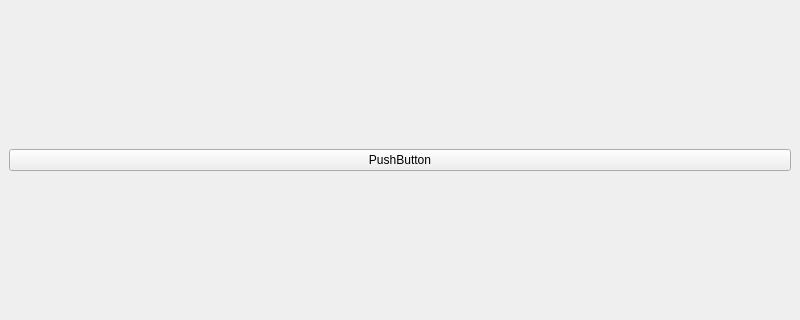
The window that src/mainwindow.ui (mikepyne/RotaGenerator) describes before a commit, drawn with Qt 5; both pictures show x 0 to 800 and y 129 to 449 of the 800 by 600 pixel window.
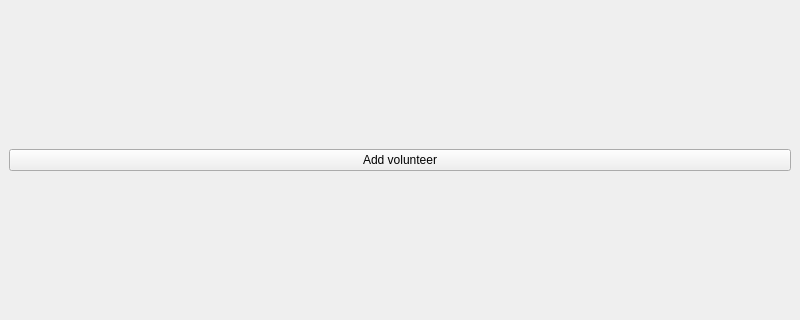
The same window after the commit.

Patch:
```diff
--- a/src/mainwindow.ui
+++ b/src/mainwindow.ui
@@ -18,7 +18,7 @@
     <item row="0" column="0">
      <widget class="QPushButton" name="pushButton">
       <property name="text">
-       <string>PushButton</string>
+       <string>Add volunteer</string>
       </property>
      </widget>
     </item>
```
Left out of the diff: 2 changed lines with no effect on the pictures.
